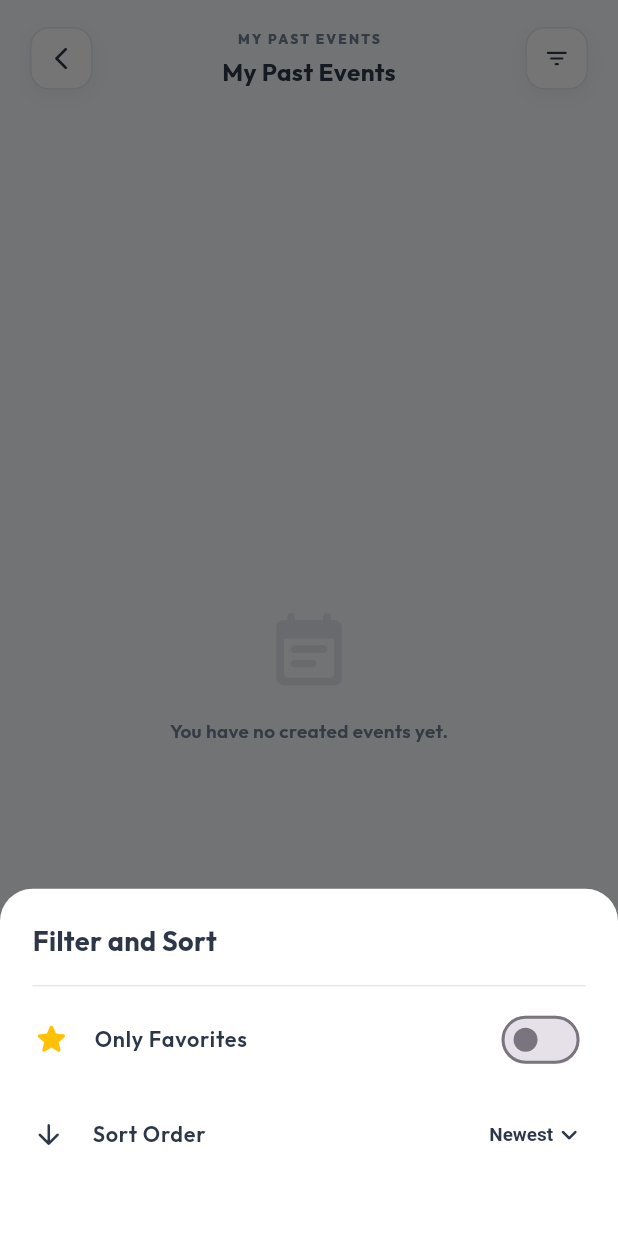
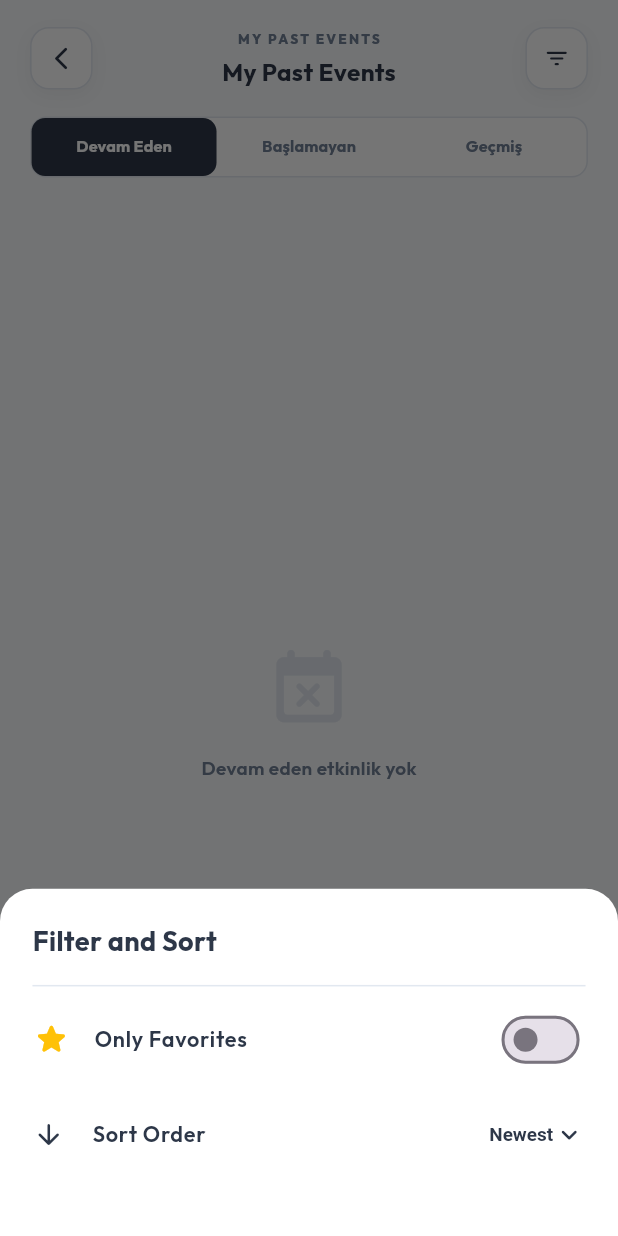
Before and after one commit to alls0/QueryCode, a Flutter app: the MyEventsScreen screen opened directly, after a tap on the "filter list" icon, on a phone screen of 412 x 824 dp. Run offline on Flutter 3.47's test engine with Material 3 defaults, Android fonts, the phone set to English and light mode, and no system bars; our stand-ins replace cloud_firestore, easy_localization, file_picker, firebase_auth, firebase_core, firebase_storage and 7 more; missing offline and left inert: mobile_scanner; accounts and stored records are empty.

Commit message:
geçmiş etkinlik sayfası güncellendi

```diff
--- a/lib/screens/my_events_screen.dart
+++ b/lib/screens/my_events_screen.dart
@@ -4,7 +4,7 @@ import 'package:cloud_firestore/cloud_firestore.dart';
 import 'package:firebase_auth/firebase_auth.dart';
 import 'qr_result_screen.dart';
 import 'package:easy_localization/easy_localization.dart';
-import 'package:flutter_screenutil/flutter_screenutil.dart'; // <-- EKLENDİ
+import 'package:flutter_screenutil/flutter_screenutil.dart';
 
 class MyEventsScreen extends StatefulWidget {
   const MyEventsScreen({super.key});
@@ -15,7 +15,11 @@ class MyEventsScreen extends StatefulWidget {
 
 class _MyEventsScreenState extends State<MyEventsScreen> {
   // --- VERİ DEĞİŞKENLERİ ---
-  List<DocumentSnapshot> _filteredEvents = [];
+  // Tek bir liste yerine 3 ayrı liste tutuyoruz
+  List<DocumentSnapshot> _ongoingEvents = [];
+  List<DocumentSnapshot> _upcomingEvents = [];
+  List<DocumentSnapshot> _endedEvents = [];
+
   List<String> _favoriteEventIds = [];
   bool _isLoading = true;
 
@@ -34,13 +38,12 @@ class _MyEventsScreenState extends State<MyEventsScreen> {
     _loadData();
   }
 
-  // --- YENİ VERİ YÜKLEME MANTIĞI (CLOUD) ---
+  // --- VERİ YÜKLEME VE KATEGORİZE ETME ---
   Future<void> _loadData() async {
     setState(() => _isLoading = true);
 
     final user = FirebaseAuth.instance.currentUser;
     if (user == null) {
-      // Güvenlik önlemi: Eğer kullanıcı yoksa boş dön.
       setState(() => _isLoading = false);
       return;
     }
@@ -49,7 +52,6 @@ class _MyEventsScreenState extends State<MyEventsScreen> {
     _favoriteEventIds = prefs.getStringList('favorite_events') ?? [];
 
     try {
-      // SADECE BU KULLANICININ OLUŞTURDUĞU ETKİNLİKLERİ ÇEK
       final querySnapshot = await FirebaseFirestore.instance
           .collection('events')
           .where('creatorId', isEqualTo: user.uid)
@@ -57,16 +59,16 @@ class _MyEventsScreenState extends State<MyEventsScreen> {
 
       if (mounted) {
         setState(() {
-          // Ham veriyi al
           List<DocumentSnapshot> allDocs = querySnapshot.docs;
 
-          // Filtreleri Uygula
+          // 1. Favori Filtresi
           if (_showOnlyFavorites) {
             allDocs = allDocs
                 .where((doc) => _favoriteEventIds.contains(doc.id))
                 .toList();
           }
 
+          // 2. Sıralama
           allDocs.sort((a, b) {
             Timestamp timeA = (a.data() as Map<String, dynamic>)['createdAt'] ??
                 Timestamp(0, 0);
@@ -77,7 +79,32 @@ class _MyEventsScreenState extends State<MyEventsScreen> {
                 : timeA.compareTo(timeB);
           });
 
-          _filteredEvents = allDocs;
+          // 3. Kategorize Etme (Devam Eden, Başlamayan, Biten)
+          final now = DateTime.now();
+          _ongoingEvents = [];
+          _upcomingEvents = [];
+          _endedEvents = [];
+
+          for (var doc in allDocs) {
+            final data = doc.data() as Map<String, dynamic>;
+            final Timestamp startTs = data['startTime'] ?? Timestamp.now();
+            final Timestamp endTs = data['endTime'] ?? Timestamp.now();
+
+            final DateTime startDate = startTs.toDate();
+            final DateTime endDate = endTs.toDate();
+
+            if (endDate.isBefore(now)) {
+              // Bitiş tarihi şu andan önceyse -> BİTEN
+              _endedEvents.add(doc);
+            } else if (startDate.isAfter(now)) {
+              // Başlangıç tarihi şu andan sonraysa -> BAŞLAMAYAN
+              _upcomingEvents.add(doc);
+            } else {
+              // Şu an başlangıç ve bitiş arasındaysa -> DEVAM EDEN
+              _ongoingEvents.add(doc);
+            }
+          }
+
           _isLoading = false;
         });
       }
@@ -117,21 +144,20 @@ class _MyEventsScreenState extends State<MyEventsScreen> {
         return AlertDialog(
           backgroundColor: Colors.white,
           surfaceTintColor: Colors.transparent,
-          shape: RoundedRectangleBorder(
-              borderRadius: BorderRadius.circular(20.r)), // .r
+          shape:
+              RoundedRectangleBorder(borderRadius: BorderRadius.circular(20.r)),
           title: Text("are_you_sure".tr(),
               style: TextStyle(
                   color: _primaryColor,
                   fontWeight: FontWeight.bold,
-                  fontSize: 18.sp)), // .sp
+                  fontSize: 18.sp)),
           content: Text("delete_confirm_text".tr(),
-              style: TextStyle(color: _secondaryColor, fontSize: 14.sp)), // .sp
+              style: TextStyle(color: _secondaryColor, fontSize: 14.sp)),
           actions: <Widget>[
             TextButton(
               onPressed: () => Navigator.of(context).pop(false),
               child: Text("cancel".tr(),
-                  style: TextStyle(
-                      color: _secondaryColor, fontSize: 14.sp)), // .sp
+                  style: TextStyle(color: _secondaryColor, fontSize: 14.sp)),
             ),
             TextButton(
               onPressed: () => Navigator.of(context).pop(true),
@@ -139,7 +165,7 @@ class _MyEventsScreenState extends State<MyEventsScreen> {
                   style: TextStyle(
                       color: Colors.red,
                       fontWeight: FontWeight.bold,
-                      fontSize: 14.sp)), // .sp
+                      fontSize: 14.sp)),
             ),
           ],
         );
@@ -162,7 +188,7 @@ class _MyEventsScreenState extends State<MyEventsScreen> {
       }
     });
     await prefs.setStringList('favorite_events', _favoriteEventIds);
-    _loadData();
+    _loadData(); // Listeleri tekrar güncellemek için
   }
 
   // --- FİLTRE DİYALOĞU ---
@@ -171,25 +197,23 @@ class _MyEventsScreenState extends State<MyEventsScreen> {
       context: context,
       backgroundColor: Colors.white,
       shape: RoundedRectangleBorder(
-        borderRadius: BorderRadius.vertical(top: Radius.circular(24.r)), // .r
+        borderRadius: BorderRadius.vertical(top: Radius.circular(24.r)),
       ),
       builder: (context) {
         return StatefulBuilder(builder: (context, setModalState) {
           return Padding(
-            padding: EdgeInsets.all(24.0.r), // .r
+            padding: EdgeInsets.all(24.0.r),
             child: Column(
               mainAxisSize: MainAxisSize.min,
               crossAxisAlignment: CrossAxisAlignment.start,
               children: [
                 Text("filter_sort_title".tr(),
                     style: TextStyle(
-                        fontSize: 20.sp, // .sp
+                        fontSize: 20.sp,
                         fontWeight: FontWeight.bold,
                         color: _primaryColor)),
-                SizedBox(height: 10.h), // .h
+                SizedBox(height: 10.h),
                 Divider(color: _borderColor),
-
-                // FAVORİ FİLTRESİ
                 SwitchListTile(
                   activeColor: _primaryColor,
                   contentPadding: EdgeInsets.zero,
@@ -197,9 +221,9 @@ class _MyEventsScreenState extends State<MyEventsScreen> {
                       style: TextStyle(
                           fontWeight: FontWeight.w600,
                           color: _primaryColor,
-                          fontSize: 16.sp)), // .sp
+                          fontSize: 16.sp)),
                   secondary: Icon(Icons.star_rounded,
-                      color: Colors.amber, size: 28.sp), // .sp
+                      color: Colors.amber, size: 28.sp),
                   value: _showOnlyFavorites,
                   onChanged: (val) {
                     setModalState(() => _showOnlyFavorites = val);
@@ -207,31 +231,29 @@ class _MyEventsScreenState extends State<MyEventsScreen> {
                     _loadData();
                   },
                 ),
-                SizedBox(height: 8.h), // .h
-
-                // SIRALAMA FİLTRESİ
+                SizedBox(height: 8.h),
                 ListTile(
                   contentPadding: EdgeInsets.zero,
                   title: Text("sort_label".tr(),
                       style: TextStyle(
                           fontWeight: FontWeight.w600,
                           color: _primaryColor,
-                          fontSize: 16.sp)), // .sp
+                          fontSize: 16.sp)),
                   leading: Icon(
                       _sortNewestFirst
                           ? Icons.arrow_downward_rounded
                           : Icons.arrow_upward_rounded,
                       color: _primaryColor,
-                      size: 24.sp), // .sp
+                      size: 24.sp),
                   trailing: DropdownButton<bool>(
                     value: _sortNewestFirst,
                     underline: Container(),
                     icon: Icon(Icons.keyboard_arrow_down_rounded,
-                        color: _primaryColor, size: 24.sp), // .sp
+                        color: _primaryColor, size: 24.sp),
                     style: TextStyle(
                         color: _primaryColor,
                         fontWeight: FontWeight.bold,
-                        fontSize: 14.sp), // .sp
+                        fontSize: 14.sp),
                     items: [
                       DropdownMenuItem(
                           value: true, child: Text("sort_newest".tr())),
@@ -247,7 +269,7 @@ class _MyEventsScreenState extends State<MyEventsScreen> {
                     },
                   ),
                 ),
-                SizedBox(height: 20.h), // .h
+                SizedBox(height: 20.h),
               ],
             ),
           );
@@ -258,28 +280,27 @@ class _MyEventsScreenState extends State<MyEventsScreen> {
 
   Widget _buildHeader() {
     return Padding(
-      padding: EdgeInsets.symmetric(horizontal: 20.w, vertical: 20.h), // .w .h
+      padding: EdgeInsets.symmetric(horizontal: 20.w, vertical: 20.h),
       child: Row(
         mainAxisAlignment: MainAxisAlignment.spaceBetween,
         children: [
           GestureDetector(
             onTap: () => Navigator.pop(context),
             child: Container(
-              padding: EdgeInsets.all(12.r), // .r
+              padding: EdgeInsets.all(12.r),
               decoration: BoxDecoration(
                 color: Colors.white,
-                borderRadius: BorderRadius.circular(14.r), // .r
+                borderRadius: BorderRadius.circular(14.r),
                 border: Border.all(color: _borderColor),
                 boxShadow: [
                   BoxShadow(
                       color: Colors.black.withOpacity(0.04),
-                    blurRadius: 10.r, // .r
-                    offset: Offset(0, 4.h), // .h
-                  ),
+                      blurRadius: 10.r,
+                      offset: Offset(0, 4.h)),
                 ],
               ),
               child: Icon(Icons.arrow_back_ios_new_rounded,
-                  size: 20.sp, color: _primaryColor), // .sp
+                  size: 20.sp, color: _primaryColor),
             ),
           ),
           Column(
@@ -287,41 +308,38 @@ class _MyEventsScreenState extends State<MyEventsScreen> {
               Text(
                 "myEventsButton".tr().toUpperCase(),
                 style: TextStyle(
-                  fontSize: 10.sp, // .sp
+                    fontSize: 10.sp,
                     fontWeight: FontWeight.w800,
                     letterSpacing: 1.5,
-                  color: _secondaryColor,
+                    color: _secondaryColor),
               ),
-              ),
-              SizedBox(height: 4.h), // .h
+              SizedBox(height: 4.h),
               Text(
                 "events_title".tr(),
                 style: TextStyle(
-                  fontSize: 18.sp, // .sp
+                    fontSize: 18.sp,
                     fontWeight: FontWeight.bold,
-                  color: _primaryColor,
-                ),
+                    color: _primaryColor),
               ),
             ],
           ),
           GestureDetector(
             onTap: _showFilterDialog,
             child: Container(
-              padding: EdgeInsets.all(12.r), // .r
+              padding: EdgeInsets.all(12.r),
               decoration: BoxDecoration(
                 color: Colors.white,
-                borderRadius: BorderRadius.circular(14.r), // .r
+                borderRadius: BorderRadius.circular(14.r),
                 border: Border.all(color: _borderColor),
                 boxShadow: [
                   BoxShadow(
                       color: Colors.black.withOpacity(0.04),
-                    blurRadius: 10.r, // .r
-                    offset: Offset(0, 4.h), // .h
-                  ),
+                      blurRadius: 10.r,
+                      offset: Offset(0, 4.h)),
                 ],
               ),
               child: Icon(Icons.filter_list_rounded,
-                  size: 20.sp, color: _primaryColor), // .sp
+                  size: 20.sp, color: _primaryColor),
             ),
           ),
         ],
@@ -339,23 +357,22 @@ class _MyEventsScreenState extends State<MyEventsScreen> {
         eventData['eventTitle'] ?? "${"events_prefix".tr()}${index + 1}";
 
     return Container(
-      margin: EdgeInsets.only(bottom: 12.h), // .h
+      margin: EdgeInsets.only(bottom: 12.h),
       decoration: BoxDecoration(
         color: Colors.white,
-        borderRadius: BorderRadius.circular(16.r), // .r
+        borderRadius: BorderRadius.circular(16.r),
         border: Border.all(color: _borderColor),
         boxShadow: [
           BoxShadow(
               color: Colors.black.withOpacity(0.02),
-            blurRadius: 4.r, // .r
-            offset: Offset(0, 2.h), // .h
-          )
+              blurRadius: 4.r,
+              offset: Offset(0, 2.h))
         ],
       ),
       child: Material(
         color: Colors.transparent,
         child: InkWell(
-          borderRadius: BorderRadius.circular(16.r), // .r
+          borderRadius: BorderRadius.circular(16.r),
           onTap: () {
             Navigator.push(
               context,
@@ -364,20 +381,19 @@ class _MyEventsScreenState extends State<MyEventsScreen> {
             );
           },
           child: Padding(
-            padding:
-                EdgeInsets.symmetric(horizontal: 16.w, vertical: 12.h), // .w .h
+            padding: EdgeInsets.symmetric(horizontal: 16.w, vertical: 12.h),
             child: Row(
               children: [
                 Container(
-                  padding: EdgeInsets.all(12.r), // .r
+                  padding: EdgeInsets.all(12.r),
                   decoration: BoxDecoration(
                     color: const Color(0xFFEDF2F7),
-                    borderRadius: BorderRadius.circular(12.r), // .r
+                    borderRadius: BorderRadius.circular(12.r),
                   ),
                   child: Icon(Icons.qr_code_2_rounded,
-                      color: _primaryColor, size: 24.sp), // .sp
+                      color: _primaryColor, size: 24.sp),
                 ),
-                SizedBox(width: 16.w), // .w
+                SizedBox(width: 16.w),
                 Expanded(
                   child: Column(
                     crossAxisAlignment: CrossAxisAlignment.start,
@@ -386,20 +402,18 @@ class _MyEventsScreenState extends State<MyEventsScreen> {
                         title,
                         style: TextStyle(
                             fontWeight: FontWeight.bold,
-                          fontSize: 16.sp, // .sp
-                          color: _primaryColor,
-                        ),
+                            fontSize: 16.sp,
+                            color: _primaryColor),
                         maxLines: 1,
                         overflow: TextOverflow.ellipsis,
                       ),
-                      SizedBox(height: 4.h), // .h
+                      SizedBox(height: 4.h),
                       Text(
                         "${date.day}/${date.month}/${date.year} • ${date.hour}:${date.minute.toString().padLeft(2, '0')}",
                         style: TextStyle(
                             color: _secondaryColor,
-                          fontSize: 12.sp, // .sp
-                          fontWeight: FontWeight.w500,
-                        ),
+                            fontSize: 12.sp,
+                            fontWeight: FontWeight.w500),
                       ),
                     ],
                   ),
@@ -415,16 +429,13 @@ class _MyEventsScreenState extends State<MyEventsScreen> {
                         color: isFavorite
                             ? Colors.amber
                             : _secondaryColor.withOpacity(0.5),
-                        size: 24.sp, // .sp
+                        size: 24.sp,
                       ),
                       onPressed: () => _toggleFavorite(eventId),
                     ),
                     IconButton(
-                      icon: Icon(
-                        Icons.delete_outline_rounded,
-                        color: Colors.red.shade300,
-                        size: 22.sp, // .sp
-                      ),
+                      icon: Icon(Icons.delete_outline_rounded,
+                          color: Colors.red.shade300, size: 22.sp),
                       onPressed: () => _confirmAndDelete(eventId),
                     ),
                   ],
@@ -437,61 +448,97 @@ class _MyEventsScreenState extends State<MyEventsScreen> {
     );
   }
 
+  // Liste boş ise gösterilecek widget
+  Widget _buildEmptyState(String message) {
+    return Center(
+      child: Column(
+        mainAxisAlignment: MainAxisAlignment.center,
+        children: [
+          Icon(Icons.event_busy_rounded, size: 64.sp, color: _borderColor),
+          SizedBox(height: 16.h),
+          Text(message,
+              style: TextStyle(
+                  color: _secondaryColor,
+                  fontSize: 14.sp,
+                  fontWeight: FontWeight.w600)),
+        ],
+      ),
+    );
+  }
+
+  // Her sekme için liste oluşturucu
+  Widget _buildEventList(List<DocumentSnapshot> events, String emptyMessage) {
+    if (events.isEmpty) return _buildEmptyState(emptyMessage);
+    return ListView.builder(
+      padding: EdgeInsets.symmetric(horizontal: 20.w, vertical: 10.h),
+      itemCount: events.length,
+      itemBuilder: (context, index) {
+        return _buildEventCard(events[index], index);
+      },
+    );
+  }
+
   @override
   Widget build(BuildContext context) {
-    return Scaffold(
+    // 3 Sekmeli yapı için DefaultTabController ekliyoruz
+    return DefaultTabController(
+      length: 3,
+      child: Scaffold(
         backgroundColor: _backgroundColor,
         body: SafeArea(
           child: Column(
             children: [
               _buildHeader(),
+
+              // --- TAB BAR ---
+              Padding(
+                padding: EdgeInsets.symmetric(horizontal: 20.w),
+                child: Container(
+                  height: 45.h,
+                  decoration: BoxDecoration(
+                    color: Colors.white,
+                    borderRadius: BorderRadius.circular(12.r),
+                    border: Border.all(color: _borderColor),
+                  ),
+                  child: TabBar(
+                    indicatorSize: TabBarIndicatorSize.tab,
+                    dividerColor: Colors.transparent,
+                    indicator: BoxDecoration(
+                      color: _primaryColor,
+                      borderRadius: BorderRadius.circular(10.r),
+                    ),
+                    labelColor: Colors.white,
+                    unselectedLabelColor: _secondaryColor,
+                    labelStyle:
+                        TextStyle(fontSize: 12.sp, fontWeight: FontWeight.bold),
+                    tabs: [
+                      // Burada "tr()" anahtarlarını uygun çevirilerle değiştirin
+                      Tab(text: "Devam Eden"), // ongoing
+                      Tab(text: "Başlamayan"), // upcoming
+                      Tab(text: "Geçmiş"), // past
+                    ],
+                  ),
+                ),
+              ),
+              SizedBox(height: 10.h),
+
               Expanded(
                 child: _isLoading
                     ? const Center(child: CircularProgressIndicator())
-                  : _filteredEvents.isEmpty
-                      ? Center(
-                          child: Column(
-                            mainAxisAlignment: MainAxisAlignment.center,
+                    : TabBarView(
                         children: [
-                              Icon(Icons.event_note_rounded,
-                                  size: 64.sp, color: _borderColor), // .sp
-                              SizedBox(height: 16.h), // .h
-                              Text("events_no_events".tr(),
-                                  style: TextStyle(
-                                      color: _secondaryColor,
-                                      fontSize: 14.sp, // .sp
-                                      fontWeight: FontWeight.w600)),
-                              if (_showOnlyFavorites)
-                                Padding(
-                                  padding: EdgeInsets.only(top: 8.0.h), // .h
-                                  child: Text("no_favorites_hint".tr(),
-                                      style: TextStyle(
-                                          color:
-                                              _secondaryColor.withOpacity(0.6),
-                                          fontSize: 13.sp)), // .sp
-                                ),
-                            ],
-                          ),
-                        )
-                      : Column(
-                          children: [
-                            Expanded(
-                              child: ListView.builder(
-                                padding: EdgeInsets.symmetric(
-                                    horizontal: 20.w), // .w
-                                itemCount: _filteredEvents.length,
-                                itemBuilder: (context, index) {
-                                  return _buildEventCard(
-                                      _filteredEvents[index], index);
-                                },
-                              ),
-                            ),
+                          _buildEventList(
+                              _ongoingEvents, "Devam eden etkinlik yok"),
+                          _buildEventList(
+                              _upcomingEvents, "Planlanmış etkinlik yok"),
+                          _buildEventList(_endedEvents, "Geçmiş etkinlik yok"),
                         ],
                       ),
               ),
             ],
           ),
         ),
+      ),
     );
   }
 }
```
Lines whose indentation alone changed are shown as unchanged.
